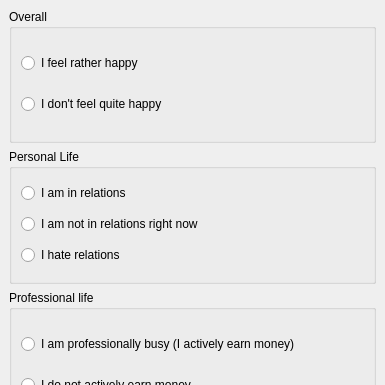
The window that mainwindow.ui (tvb2/happinessMeter) describes before a commit, drawn with Qt 5; both pictures show x 0 to 385 and y 0 to 385 of the 385 by 654 pixel window.
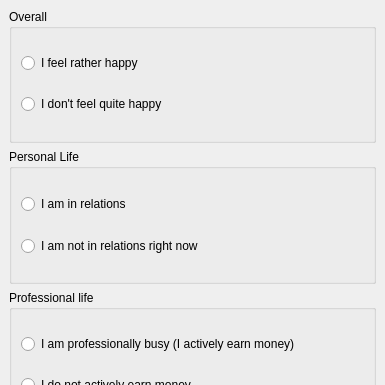
The same window after the commit.

Commit message: removed I hate relations options

The edit to the form file:
```diff
--- a/mainwindow.ui
+++ b/mainwindow.ui
@@ -75,13 +75,6 @@
            </property>
           </widget>
          </item>
-         <item>
-          <widget class="QRadioButton" name="RBPersonalhate">
-           <property name="text">
-            <string>I hate relations</string>
-           </property>
-          </widget>
-         </item>
         </layout>
        </widget>
       </item>
```
The commit also changes 6 other files.
